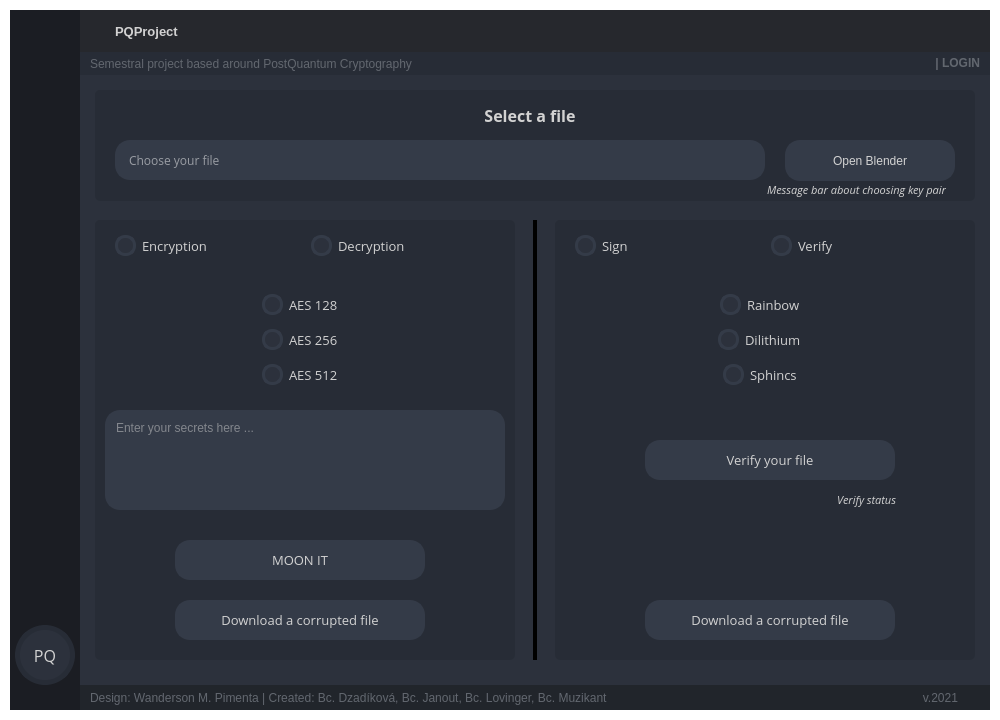
Old version of the form gui/GUI_BASE.ui in the repository Muzosh/PQ-crypto-test-app.
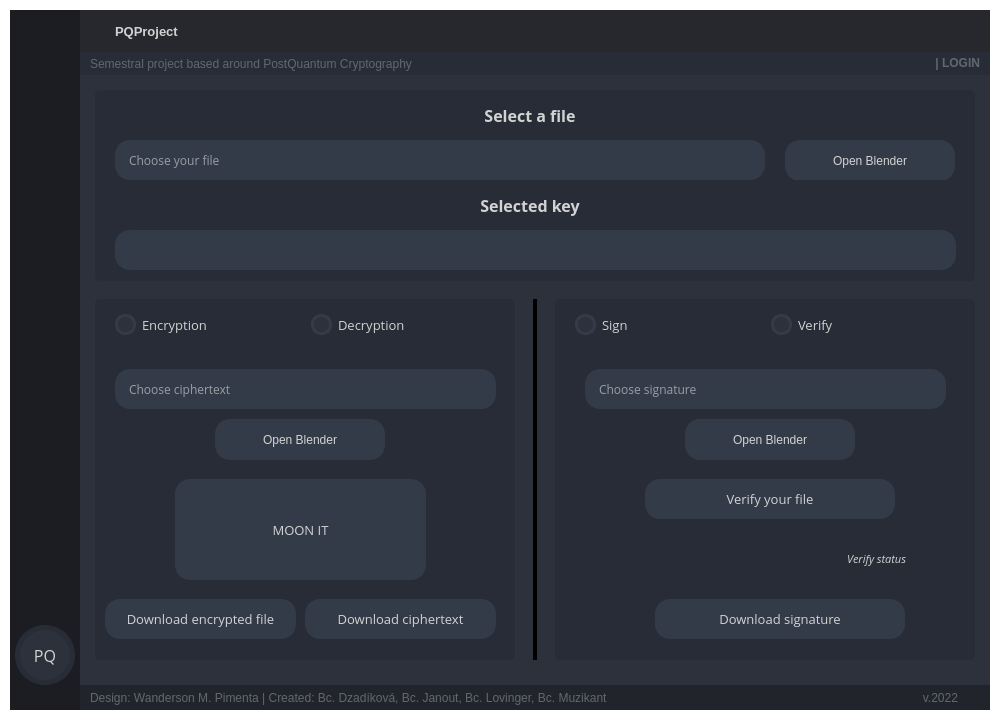
New version of the form. The open tabs and pages were chosen to show the change. Icons and pictures are not drawn.

Commit message: Create GUIv2

Patch:
```diff
--- a/gui/GUI_BASE.ui
+++ b/gui/GUI_BASE.ui
@@ -2216,7 +2216,7 @@
                       <x>10</x>
                       <y>10</y>
                       <width>880</width>
-                      <height>111</height>
+                      <height>191</height>
                      </rect>
                     </property>
                     <property name="sizePolicy">
@@ -2317,35 +2317,6 @@
                       <string>Choose your file</string>
                      </property>
                     </widget>
-                    <widget class="QLabel" name="enc_dsa_key_status">
-                     <property name="geometry">
-                      <rect>
-                       <x>20</x>
-                       <y>90</y>
-                       <width>831</width>
-                       <height>20</height>
-                      </rect>
-                     </property>
-                     <property name="sizePolicy">
-                      <sizepolicy hsizetype="Expanding" vsizetype="Fixed">
-                       <horstretch>0</horstretch>
-                       <verstretch>0</verstretch>
-                      </sizepolicy>
-                     </property>
-                     <property name="font">
-                      <font>
-                       <family>Open Sans</family>
-                       <pointsize>8</pointsize>
-                       <italic>true</italic>
-                      </font>
-                     </property>
-                     <property name="text">
-                      <string>Message bar about choosing key pair</string>
-                     </property>
-                     <property name="alignment">
-                      <set>Qt::AlignRight|Qt::AlignTrailing|Qt::AlignVCenter</set>
-                     </property>
-                    </widget>
                     <widget class="QPushButton" name="enc_dsa_upload_button">
                      <property name="geometry">
                       <rect>
@@ -2390,14 +2361,93 @@
                        <normaloff>:/16x16/icons/16x16/cil-folder-open.png</normaloff>:/16x16/icons/16x16/cil-folder-open.png</iconset>
                      </property>
                     </widget>
+                    <widget class="QLineEdit" name="enc_dsa_selected_key_line">
+                     <property name="geometry">
+                      <rect>
+                       <x>20</x>
+                       <y>140</y>
+                       <width>841</width>
+                       <height>40</height>
+                      </rect>
+                     </property>
+                     <property name="sizePolicy">
+                      <sizepolicy hsizetype="Expanding" vsizetype="Maximum">
+                       <horstretch>0</horstretch>
+                       <verstretch>0</verstretch>
+                      </sizepolicy>
+                     </property>
+                     <property name="minimumSize">
+                      <size>
+                       <width>0</width>
+                       <height>40</height>
+                      </size>
+                     </property>
+                     <property name="font">
+                      <font>
+                       <family>Open Sans</family>
+                      </font>
+                     </property>
+                     <property name="styleSheet">
+                      <string notr="true">QLineEdit {
+	border: 2px solid rgb(52, 59, 72);
+	border-radius: 15px;	
+	background-color: rgb(52, 59, 72);
+color:white;
+}
+QLineEdit:hover {
+	background-color: rgb(57, 65, 80);
+	border: 2px solid rgb(61, 70, 86);
+}
+QLineEdit:pressed {	
+	background-color: rgb(35, 40, 49);
+	border: 2px solid rgb(43, 50, 61);
+}</string>
+                     </property>
+                    </widget>
+                    <widget class="QLabel" name="enc_dsa_maintitle_label_2">
+                     <property name="geometry">
+                      <rect>
+                       <x>0</x>
+                       <y>90</y>
+                       <width>870</width>
+                       <height>50</height>
+                      </rect>
+                     </property>
+                     <property name="sizePolicy">
+                      <sizepolicy hsizetype="Expanding" vsizetype="Fixed">
+                       <horstretch>0</horstretch>
+                       <verstretch>0</verstretch>
+                      </sizepolicy>
+                     </property>
+                     <property name="minimumSize">
+                      <size>
+                       <width>0</width>
+                       <height>40</height>
+                      </size>
+                     </property>
+                     <property name="font">
+                      <font>
+                       <family>Open Sans</family>
+                       <pointsize>12</pointsize>
+                       <weight>75</weight>
+                       <bold>true</bold>
+                      </font>
+                     </property>
+                     <property name="text">
+                      <string>Selected key</string>
+                     </property>
+                     <property name="alignment">
+                      <set>Qt::AlignCenter</set>
+                     </property>
+                    </widget>
                    </widget>
                    <widget class="QFrame" name="enc_frame">
                     <property name="geometry">
                      <rect>
                       <x>10</x>
-                      <y>140</y>
+                      <y>219</y>
                       <width>420</width>
-                      <height>440</height>
+                      <height>361</height>
                      </rect>
                     </property>
                     <property name="styleSheet">
@@ -2478,118 +2528,13 @@
                       </item>
                      </layout>
                     </widget>
-                    <widget class="QWidget" name="verticalLayoutWidget">
-                     <property name="geometry">
-                      <rect>
-                       <x>0</x>
-                       <y>60</y>
-                       <width>411</width>
-                       <height>121</height>
-                      </rect>
-                     </property>
-                     <layout class="QVBoxLayout" name="enc_dec_radiobuttons_type">
-                      <property name="spacing">
-                       <number>0</number>
-                      </property>
-                      <property name="leftMargin">
-                       <number>0</number>
-                      </property>
-                      <property name="topMargin">
-                       <number>0</number>
-                      </property>
-                      <property name="bottomMargin">
-                       <number>0</number>
-                      </property>
-                      <item alignment="Qt::AlignHCenter">
-                       <widget class="QRadioButton" name="enc_dec_button1">
-                        <property name="sizePolicy">
-                         <sizepolicy hsizetype="Preferred" vsizetype="Fixed">
-                          <horstretch>0</horstretch>
-                          <verstretch>0</verstretch>
-                         </sizepolicy>
-                        </property>
-                        <property name="font">
-                         <font>
-                          <family>Open Sans</family>
-                          <pointsize>10</pointsize>
-                         </font>
-                        </property>
-                        <property name="text">
-                         <string>AES 128</string>
-                        </property>
-                       </widget>
-                      </item>
-                      <item alignment="Qt::AlignHCenter">
-                       <widget class="QRadioButton" name="enc_dec_button2">
-                        <property name="font">
-                         <font>
-                          <family>Open Sans</family>
-                          <pointsize>10</pointsize>
-                         </font>
-                        </property>
-                        <property name="text">
-                         <string>AES 256</string>
-                        </property>
-                       </widget>
-                      </item>
-                      <item alignment="Qt::AlignHCenter">
-                       <widget class="QRadioButton" name="enc_dec_button3">
-                        <property name="font">
-                         <font>
-                          <family>Open Sans</family>
-                          <pointsize>10</pointsize>
-                         </font>
-                        </property>
-                        <property name="text">
-                         <string>AES 512</string>
-                        </property>
-                       </widget>
-                      </item>
-                     </layout>
-                    </widget>
-                    <widget class="QTextEdit" name="enc_dec_ciphertext_input">
-                     <property name="geometry">
-                      <rect>
-                       <x>10</x>
-                       <y>190</y>
-                       <width>400</width>
-                       <height>100</height>
-                      </rect>
-                     </property>
-                     <property name="styleSheet">
-                      <string notr="true">QTextEdit {
-	border: 2px solid rgb(52, 59, 72);
-	border-radius: 15px;	
-	background-color: rgb(52, 59, 72);
-padding:5px;
-}
-QTextEdit:hover {
-	background-color: rgb(57, 65, 80);
-	border: 2px solid rgb(61, 70, 86);
-}
-QTextEdit:pressed {	
-	background-color: rgb(35, 40, 49);
-	border: 2px solid rgb(43, 50, 61);
-}</string>
-                     </property>
-                     <property name="html">
-                      <string>&lt;!DOCTYPE HTML PUBLIC &quot;-//W3C//DTD HTML 4.0//EN&quot; &quot;http://www.w3.org/TR/REC-html40/strict.dtd&quot;&gt;
-&lt;html&gt;&lt;head&gt;&lt;meta name=&quot;qrichtext&quot; content=&quot;1&quot; /&gt;&lt;style type=&quot;text/css&quot;&gt;
-p, li { white-space: pre-wrap; }
-&lt;/style&gt;&lt;/head&gt;&lt;body style=&quot; font-family:'MS Shell Dlg 2'; font-size:8.25pt; font-weight:400; font-style:normal;&quot;&gt;
-&lt;p style=&quot;-qt-paragraph-type:empty; margin-top:0px; margin-bottom:0px; margin-left:0px; margin-right:0px; -qt-block-indent:0; text-indent:0px;&quot;&gt;&lt;br /&gt;&lt;/p&gt;&lt;/body&gt;&lt;/html&gt;</string>
-                     </property>
-                     <property name="placeholderText">
-                      <string>Enter your secrets here ...</string>
-                     </property>
-                    </widget>
                     <widget class="QPushButton" name="enc_dec_moonit_button">
                      <property name="geometry">
                       <rect>
                        <x>80</x>
-                       <y>320</y>
-                       <width>250</width>
-                       <height>40</height>
+                       <y>180</y>
+                       <width>251</width>
+                       <height>101</height>
                       </rect>
                      </property>
                      <property name="sizePolicy">
@@ -2637,9 +2582,9 @@
                     <widget class="QPushButton" name="enc_dec_download_file_button">
                      <property name="geometry">
                       <rect>
-                       <x>80</x>
-                       <y>380</y>
-                       <width>250</width>
+                       <x>10</x>
+                       <y>300</y>
+                       <width>191</width>
                        <height>40</height>
                       </rect>
                      </property>
@@ -2677,7 +2622,148 @@
 }</string>
                      </property>
                      <property name="text">
-                      <string>Download a corrupted file</string>
+                      <string>Download encrypted file</string>
+                     </property>
+                     <property name="icon">
+                      <iconset theme=":/16x16/icons/16x16/cil-cloud-download.png">
+                       <normalon>:/16x16/icons/16x16/cil-cloud-download.png</normalon>
+                      </iconset>
+                     </property>
+                    </widget>
+                    <widget class="QLineEdit" name="enc_dec_upload_ciphertext_line">
+                     <property name="geometry">
+                      <rect>
+                       <x>20</x>
+                       <y>70</y>
+                       <width>381</width>
+                       <height>40</height>
+                      </rect>
+                     </property>
+                     <property name="sizePolicy">
+                      <sizepolicy hsizetype="Expanding" vsizetype="Maximum">
+                       <horstretch>0</horstretch>
+                       <verstretch>0</verstretch>
+                      </sizepolicy>
+                     </property>
+                     <property name="minimumSize">
+                      <size>
+                       <width>0</width>
+                       <height>40</height>
+                      </size>
+                     </property>
+                     <property name="font">
+                      <font>
+                       <family>Open Sans</family>
+                      </font>
+                     </property>
+                     <property name="styleSheet">
+                      <string notr="true">QLineEdit {
+	border: 2px solid rgb(52, 59, 72);
+	border-radius: 15px;	
+	background-color: rgb(52, 59, 72);
+color:white;
+}
+QLineEdit:hover {
+	background-color: rgb(57, 65, 80);
+	border: 2px solid rgb(61, 70, 86);
+}
+QLineEdit:pressed {	
+	background-color: rgb(35, 40, 49);
+	border: 2px solid rgb(43, 50, 61);
+}</string>
+                     </property>
+                     <property name="placeholderText">
+                      <string>Choose ciphertext</string>
+                     </property>
+                    </widget>
+                    <widget class="QPushButton" name="enc_dec_upload_ciphertext_button">
+                     <property name="geometry">
+                      <rect>
+                       <x>120</x>
+                       <y>120</y>
+                       <width>170</width>
+                       <height>41</height>
+                      </rect>
+                     </property>
+                     <property name="minimumSize">
+                      <size>
+                       <width>150</width>
+                       <height>30</height>
+                      </size>
+                     </property>
+                     <property name="font">
+                      <font>
+                       <family>Segoe UI</family>
+                       <pointsize>9</pointsize>
+                      </font>
+                     </property>
+                     <property name="styleSheet">
+                      <string notr="true">QPushButton {
+	border: 2px solid rgb(52, 59, 72);
+border-radius: 15px;	
+	background-color: rgb(52, 59, 72);
+}
+QPushButton:hover {
+	background-color: rgb(57, 65, 80);
+	border: 2px solid rgb(61, 70, 86);
+}
+QPushButton:pressed {	
+	background-color: rgb(35, 40, 49);
+	border: 2px solid rgb(43, 50, 61);
+}</string>
+                     </property>
+                     <property name="text">
+                      <string>Open Blender</string>
+                     </property>
+                     <property name="icon">
+                      <iconset resource="files.qrc">
+                       <normaloff>:/16x16/icons/16x16/cil-folder-open.png</normaloff>:/16x16/icons/16x16/cil-folder-open.png</iconset>
+                     </property>
+                    </widget>
+                    <widget class="QPushButton" name="enc_dec_download_file_button_2">
+                     <property name="geometry">
+                      <rect>
+                       <x>210</x>
+                       <y>300</y>
+                       <width>191</width>
+                       <height>40</height>
+                      </rect>
+                     </property>
+                     <property name="sizePolicy">
+                      <sizepolicy hsizetype="Expanding" vsizetype="Fixed">
+                       <horstretch>0</horstretch>
+                       <verstretch>0</verstretch>
+                      </sizepolicy>
+                     </property>
+                     <property name="minimumSize">
+                      <size>
+                       <width>0</width>
+                       <height>40</height>
+                      </size>
+                     </property>
+                     <property name="font">
+                      <font>
+                       <family>Open Sans</family>
+                       <pointsize>10</pointsize>
+                      </font>
+                     </property>
+                     <property name="styleSheet">
+                      <string notr="true">QPushButton {
+	border: 2px solid rgb(52, 59, 72);
+border-radius: 15px;	
+	background-color: rgb(52, 59, 72);
+}
+QPushButton:hover {
+	background-color: rgb(57, 65, 80);
+	border: 2px solid rgb(61, 70, 86);
+}
+QPushButton:pressed {	
+	background-color: rgb(35, 40, 49);
+	border: 2px solid rgb(43, 50, 61);
+}</string>
+                     </property>
+                     <property name="text">
+                      <string>Download ciphertext</string>
                      </property>
                      <property name="icon">
                       <iconset theme=":/16x16/icons/16x16/cil-cloud-download.png">
@@ -2690,9 +2776,9 @@
                     <property name="geometry">
                      <rect>
                       <x>470</x>
-                      <y>140</y>
+                      <y>219</y>
                       <width>420</width>
-                      <height>440</height>
+                      <height>361</height>
                      </rect>
                     </property>
                     <property name="styleSheet">
@@ -2773,80 +2859,11 @@
                       </item>
                      </layout>
                     </widget>
-                    <widget class="QWidget" name="verticalLayoutWidget_2">
-                     <property name="geometry">
-                      <rect>
-                       <x>0</x>
-                       <y>60</y>
-                       <width>411</width>
-                       <height>121</height>
-                      </rect>
-                     </property>
-                     <layout class="QVBoxLayout" name="dsa_radiobuttons_type">
-                      <property name="spacing">
-                       <number>0</number>
-                      </property>
-                      <property name="leftMargin">
-                       <number>0</number>
-                      </property>
-                      <property name="topMargin">
-                       <number>0</number>
-                      </property>
-                      <property name="bottomMargin">
-                       <number>0</number>
-                      </property>
-                      <item alignment="Qt::AlignHCenter">
-                       <widget class="QRadioButton" name="dsa_button1">
-                        <property name="sizePolicy">
-                         <sizepolicy hsizetype="Preferred" vsizetype="Fixed">
-                          <horstretch>0</horstretch>
-                          <verstretch>0</verstretch>
-                         </sizepolicy>
-                        </property>
-                        <property name="font">
-                         <font>
-                          <family>Open Sans</family>
-                          <pointsize>10</pointsize>
-                         </font>
-                        </property>
-                        <property name="text">
-                         <string>Rainbow</string>
-                        </property>
-                       </widget>
-                      </item>
-                      <item alignment="Qt::AlignHCenter">
-                       <widget class="QRadioButton" name="dsa_button2">
-                        <property name="font">
-                         <font>
-                          <family>Open Sans</family>
-                          <pointsize>10</pointsize>
-                         </font>
-                        </property>
-                        <property name="text">
-                         <string>Dilithium</string>
-                        </property>
-                       </widget>
-                      </item>
-                      <item alignment="Qt::AlignHCenter">
-                       <widget class="QRadioButton" name="dsa_button3">
-                        <property name="font">
-                         <font>
-                          <family>Open Sans</family>
-                          <pointsize>10</pointsize>
-                         </font>
-                        </property>
-                        <property name="text">
-                         <string>Sphincs</string>
-                        </property>
-                       </widget>
-                      </item>
-                     </layout>
-                    </widget>
                     <widget class="QPushButton" name="dsa_verify_button">
                      <property name="geometry">
                       <rect>
                        <x>90</x>
-                       <y>220</y>
+                       <y>180</y>
                        <width>250</width>
                        <height>40</height>
                       </rect>
@@ -2896,8 +2913,8 @@
                     <widget class="QLabel" name="dsa_verify_button_status">
                      <property name="geometry">
                       <rect>
-                       <x>90</x>
-                       <y>270</y>
+                       <x>100</x>
+                       <y>250</y>
                        <width>251</width>
                        <height>20</height>
                       </rect>
@@ -2925,8 +2942,8 @@
                     <widget class="QPushButton" name="dsa_download_button">
                      <property name="geometry">
                       <rect>
-                       <x>90</x>
-                       <y>380</y>
+                       <x>100</x>
+                       <y>300</y>
                        <width>250</width>
                        <height>40</height>
                       </rect>
@@ -2965,7 +2982,7 @@
 }</string>
                      </property>
                      <property name="text">
-                      <string>Download a corrupted file</string>
+                      <string>Download signature</string>
                      </property>
                      <property name="icon">
                       <iconset theme=":/16x16/icons/16x16/cil-cloud-download.png">
@@ -2973,6 +2990,96 @@
                       </iconset>
                      </property>
                     </widget>
+                    <widget class="QPushButton" name="dsa_upload_signature_button">
+                     <property name="geometry">
+                      <rect>
+                       <x>130</x>
+                       <y>120</y>
+                       <width>170</width>
+                       <height>41</height>
+                      </rect>
+                     </property>
+                     <property name="minimumSize">
+                      <size>
+                       <width>150</width>
+                       <height>30</height>
+                      </size>
+                     </property>
+                     <property name="font">
+                      <font>
+                       <family>Segoe UI</family>
+                       <pointsize>9</pointsize>
+                      </font>
+                     </property>
+                     <property name="styleSheet">
+                      <string notr="true">QPushButton {
+	border: 2px solid rgb(52, 59, 72);
+border-radius: 15px;	
+	background-color: rgb(52, 59, 72);
+}
+QPushButton:hover {
+	background-color: rgb(57, 65, 80);
+	border: 2px solid rgb(61, 70, 86);
+}
+QPushButton:pressed {	
+	background-color: rgb(35, 40, 49);
+	border: 2px solid rgb(43, 50, 61);
+}</string>
+                     </property>
+                     <property name="text">
+                      <string>Open Blender</string>
+                     </property>
+                     <property name="icon">
+                      <iconset resource="files.qrc">
+                       <normaloff>:/16x16/icons/16x16/cil-folder-open.png</normaloff>:/16x16/icons/16x16/cil-folder-open.png</iconset>
+                     </property>
+                    </widget>
+                    <widget class="QLineEdit" name="dsa_upload_signature_line">
+                     <property name="geometry">
+                      <rect>
+                       <x>30</x>
+                       <y>70</y>
+                       <width>361</width>
+                       <height>40</height>
+                      </rect>
+                     </property>
+                     <property name="sizePolicy">
+                      <sizepolicy hsizetype="Expanding" vsizetype="Maximum">
+                       <horstretch>0</horstretch>
+                       <verstretch>0</verstretch>
+                      </sizepolicy>
+                     </property>
+                     <property name="minimumSize">
+                      <size>
+                       <width>0</width>
+                       <height>40</height>
+                      </size>
+                     </property>
+                     <property name="font">
+                      <font>
+                       <family>Open Sans</family>
+                      </font>
+                     </property>
+                     <property name="styleSheet">
+                      <string notr="true">QLineEdit {
+	border: 2px solid rgb(52, 59, 72);
+	border-radius: 15px;	
+	background-color: rgb(52, 59, 72);
+color:white;
+}
+QLineEdit:hover {
+	background-color: rgb(57, 65, 80);
+	border: 2px solid rgb(61, 70, 86);
+}
+QLineEdit:pressed {	
+	background-color: rgb(35, 40, 49);
+	border: 2px solid rgb(43, 50, 61);
+}</string>
+                     </property>
+                     <property name="placeholderText">
+                      <string>Choose signature</string>
+                     </property>
+                    </widget>
                    </widget>
                    <widget class="Line" name="line">
                     <property name="windowModality">
@@ -2981,9 +3088,9 @@
                     <property name="geometry">
                      <rect>
                       <x>430</x>
-                      <y>140</y>
+                      <y>219</y>
                       <width>40</width>
-                      <height>440</height>
+                      <height>361</height>
                      </rect>
                     </property>
                     <property name="sizePolicy">
@@ -6667,7 +6774,7 @@
                       <set>Qt::ImhNone</set>
                      </property>
                      <property name="text">
-                      <string>v.2021</string>
+                      <string>v.2022</string>
                      </property>
                      <property name="alignment">
                       <set>Qt::AlignRight|Qt::AlignTrailing|Qt::AlignVCenter</set>
```
Left out of the diff: 536 changed lines with no effect on the pictures. The commit also changes 2 other files.
